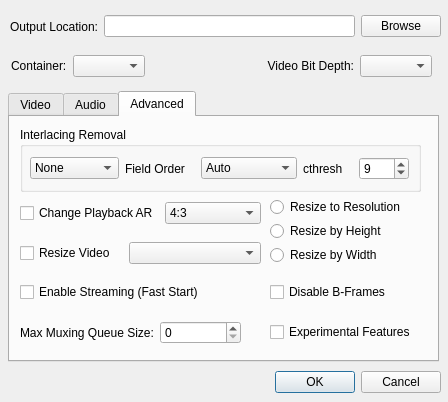
l33tmeatwad/AMVtool, file Source/configure.ui: the form before one commit.
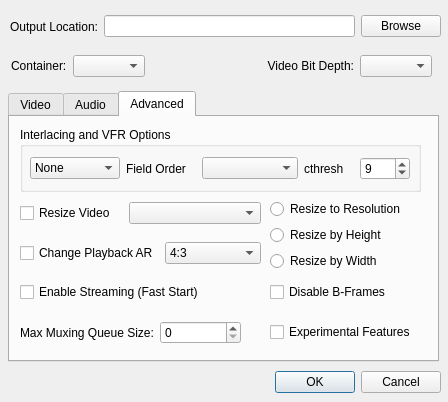
The form after the commit. The open tabs and pages were chosen to show the change.

What changed in the file:
```diff
--- a/Source/configure.ui
+++ b/Source/configure.ui
@@ -912,7 +912,7 @@
        <x>260</x>
        <y>80</y>
        <width>151</width>
-       <height>71</height>
+       <height>76</height>
       </rect>
      </property>
      <layout class="QVBoxLayout" name="ResizeStyle">
@@ -961,7 +961,7 @@
       </size>
      </property>
      <property name="title">
-      <string>Interlacing Removal</string>
+      <string>Interlacing and VFR Options</string>
      </property>
      <widget class="QWidget" name="gridLayoutWidget_2">
       <property name="geometry">
@@ -1046,6 +1046,11 @@
            <string>Both</string>
           </property>
          </item>
+         <item>
+          <property name="text">
+           <string>VFR to CFR</string>
+          </property>
+         </item>
         </widget>
        </item>
        <item row="0" column="7">
@@ -1075,21 +1080,6 @@
            <height>16777215</height>
           </size>
          </property>
-         <item>
-          <property name="text">
-           <string>Auto</string>
-          </property>
-         </item>
-         <item>
-          <property name="text">
-           <string>Top</string>
-          </property>
-         </item>
-         <item>
-          <property name="text">
-           <string>Bottom</string>
-          </property>
-         </item>
         </widget>
        </item>
       </layout>
@@ -1099,7 +1089,7 @@
      <property name="geometry">
       <rect>
        <x>10</x>
-       <y>80</y>
+       <y>120</y>
        <width>241</width>
        <height>33</height>
       </rect>
@@ -1128,7 +1118,7 @@
         </property>
         <property name="maximumSize">
          <size>
-          <width>16777215</width>
+          <width>97</width>
           <height>16777215</height>
          </size>
         </property>
@@ -1165,7 +1155,7 @@
      <property name="geometry">
       <rect>
        <x>10</x>
-       <y>120</y>
+       <y>80</y>
        <width>241</width>
        <height>33</height>
       </rect>
```
